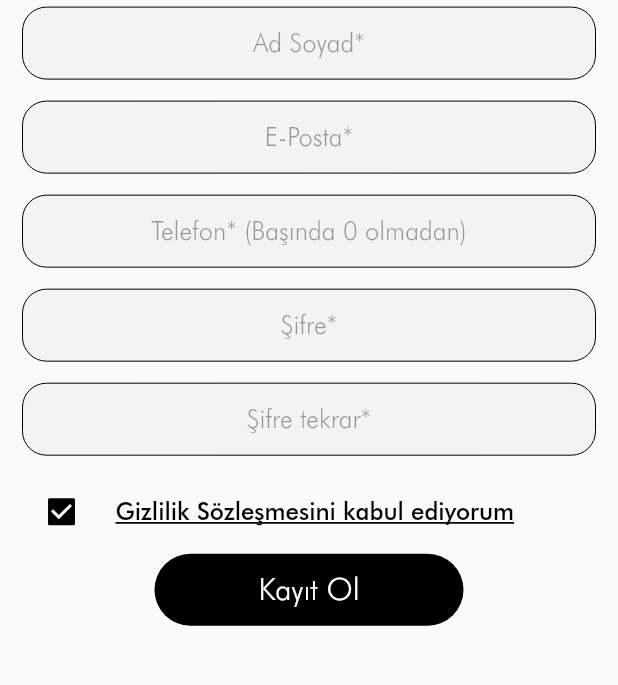
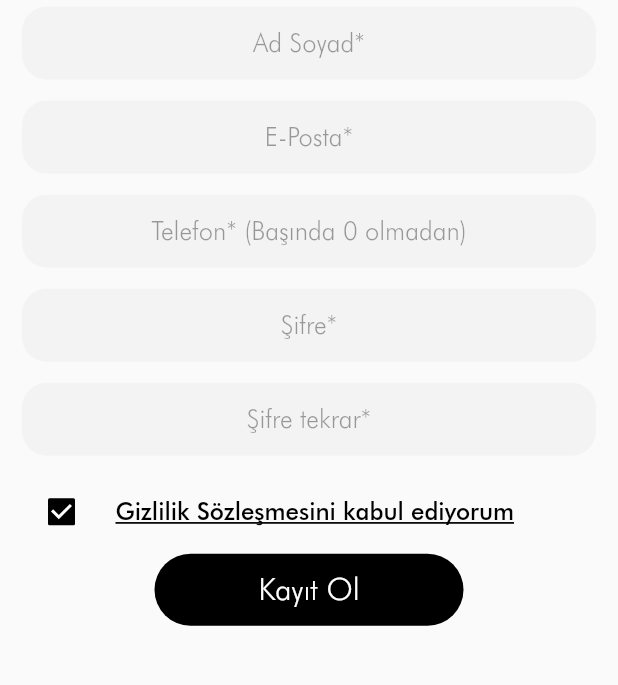
Before and after one commit to hicretay/she_wo, a Flutter app: the RegisterPage screen opened by its route, on a phone screen of 412 x 824 dp, the part 433-1118 px from its top. Run offline on Flutter 3.47's test engine with Material 2 defaults, Android fonts, the phone set to English and light mode, and no system bars; drawn by our look-alikes of flutter_progress_hud; our stand-ins replace connectivity_plus, flutter_rating_bar, flutter_svg, fluttertoast, font_awesome_flutter, geocoding and 9 more; accounts and stored records are empty; project files that could hold a hidden picture were left out.

Commit message:
textfield edited

```diff
--- a/lib/screens/home_detail_page.dart
+++ b/lib/screens/home_detail_page.dart
@@ -377,9 +377,9 @@ class _HomeDetailPageState extends State<HomeDetailPage> {
                                   padding: const EdgeInsets.all(8),
                                   child: Container(
                                     height: deviceHeight(context) * 0.2,
-                                    decoration: const BoxDecoration(
-                                      color: secondaryColor,
-                                      borderRadius: BorderRadius.all(Radius.circular(8)),
+                                    decoration: BoxDecoration(
+                                      borderRadius: const BorderRadius.all(Radius.circular(8)),
+                                      border: Border.all(color: secondaryColor),
                                     ),
                                     child: Padding(
                                       padding: const EdgeInsets.symmetric(vertical: 8),
--- a/lib/widgets/textfield_widget.dart
+++ b/lib/widgets/textfield_widget.dart
@@ -50,7 +50,7 @@ class TextFieldWidget extends StatelessWidget {
             ),
             enabledBorder: OutlineInputBorder(
               borderRadius: BorderRadius.circular(16.0),
-              borderSide: const BorderSide(color: Colors.black, width: 0.0),
+              borderSide: const BorderSide(color: secondaryColor, width: 0.0),
             ),
             errorBorder: InputBorder.none,
             disabledBorder: InputBorder.none,
```
